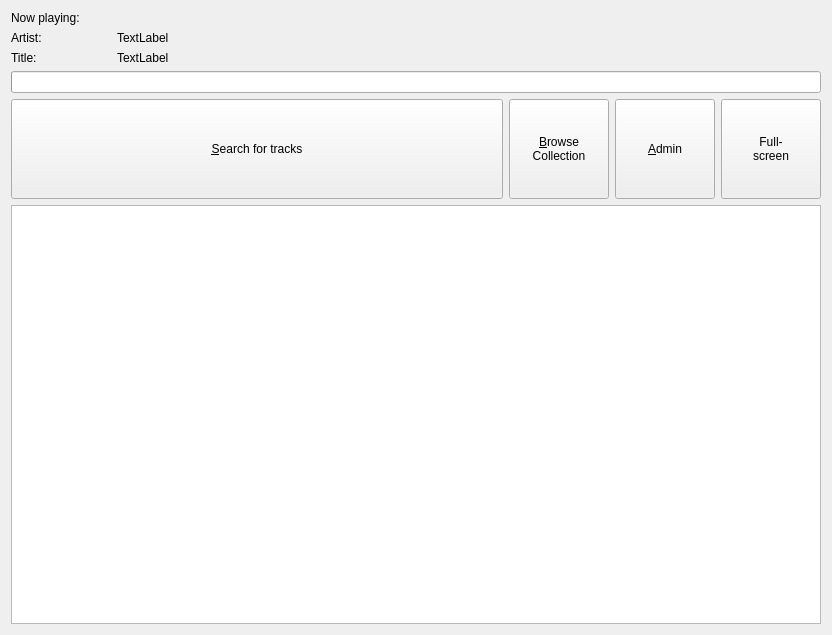
thomaslundgaard/Pimp, file mainWidget.ui: the form before one commit.
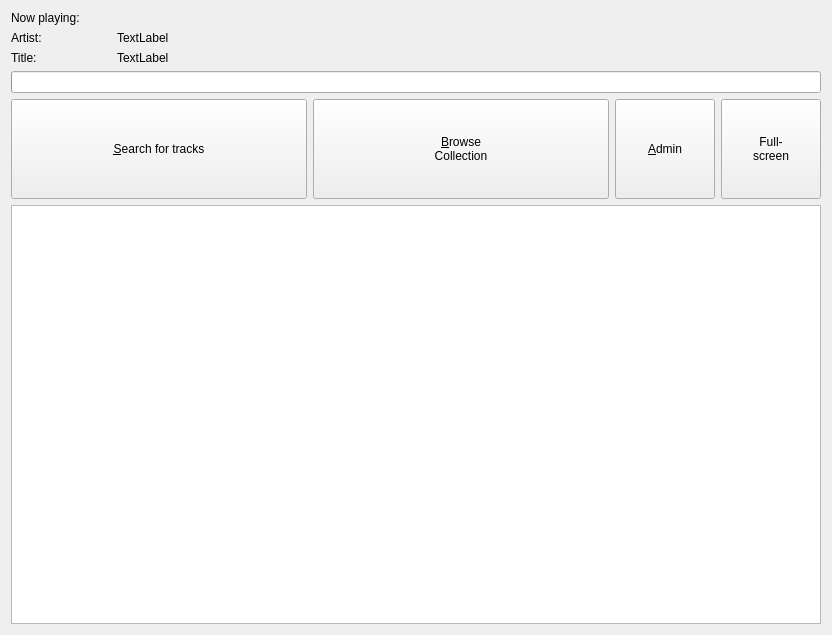
The form after the commit.

The edit to the form file:
```diff
--- a/mainWidget.ui
+++ b/mainWidget.ui
@@ -129,7 +129,7 @@
      <item>
       <widget class="QPushButton" name="Browse">
        <property name="sizePolicy">
-        <sizepolicy hsizetype="Fixed" vsizetype="Fixed">
+        <sizepolicy hsizetype="Minimum" vsizetype="Fixed">
          <horstretch>0</horstretch>
          <verstretch>0</verstretch>
         </sizepolicy>
```
Left out of the diff: 35 changed lines with no effect on the pictures.
